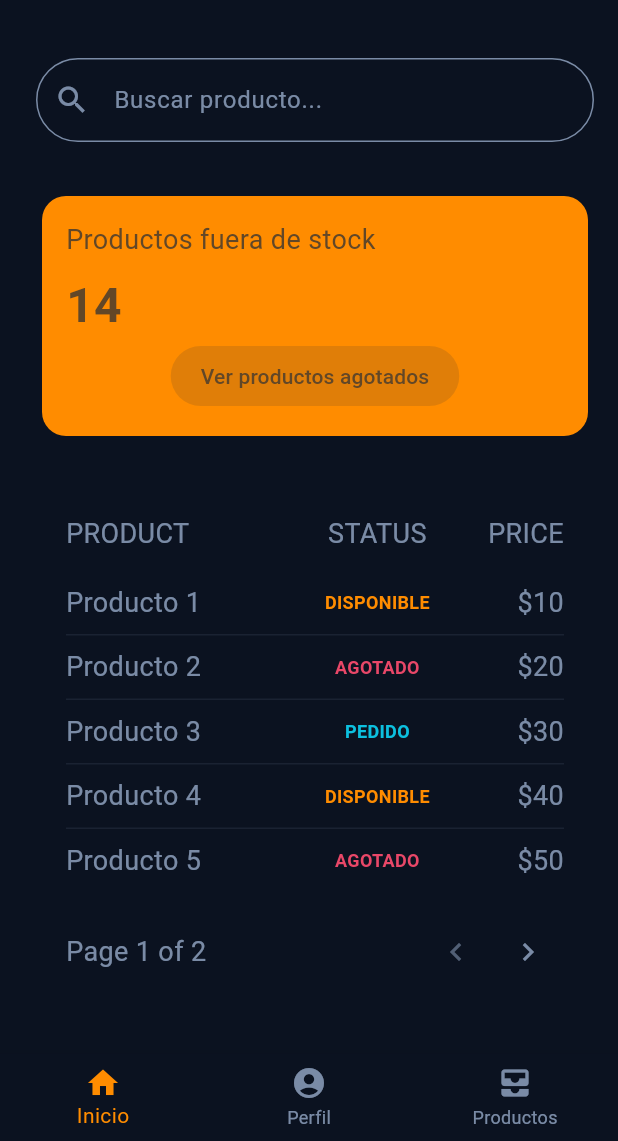
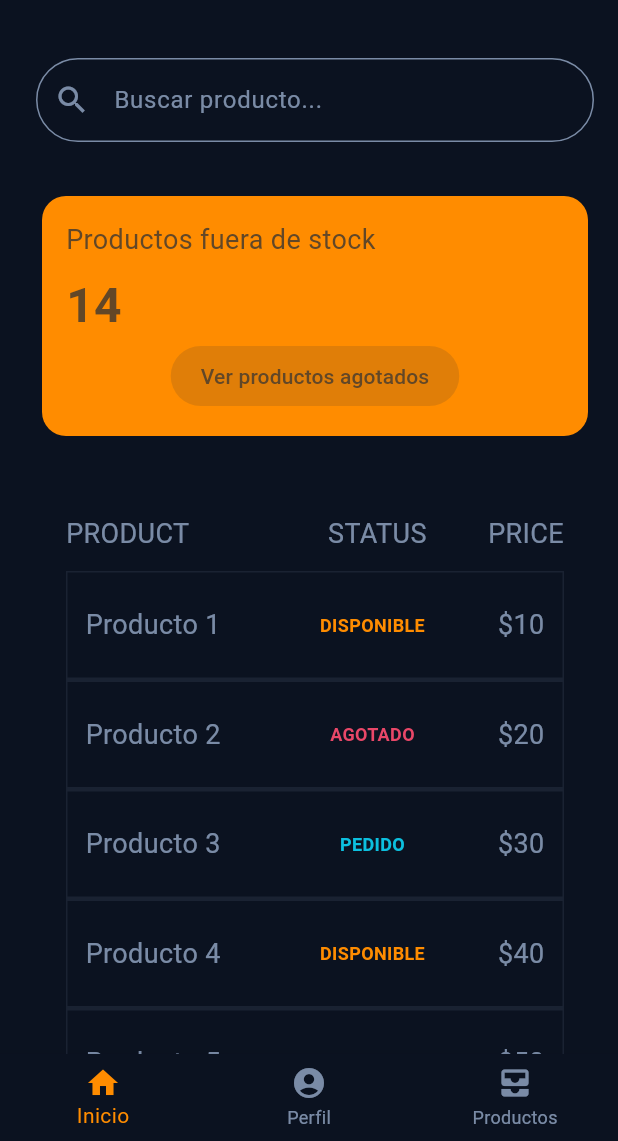
Before and after one commit to TAMOM-dev/coma, a Flutter app: the screen it shows after launch, scrolled down 150 dp, on a phone screen of 412 x 824 dp, the part 95-1236 px from its top. Run offline on Flutter 3.47's test engine with Material 3 defaults, Android fonts, the phone set to English and light mode, and no system bars.

Commit message:
Product list UI View

```diff
--- a/lib/features/home/widgets/product_row.dart
+++ b/lib/features/home/widgets/product_row.dart
@@ -10,8 +10,15 @@ class ProductRow extends StatelessWidget {
   Widget build(BuildContext context) {
 
     final theme = Theme.of(context);
-    return Padding(
-      padding: const EdgeInsets.symmetric(vertical: 8.0),
+    return Container(
+      padding: const EdgeInsets.symmetric(horizontal: 12, vertical: 22),
+      width: double.infinity,
+      //* Item Border
+      decoration: BoxDecoration(
+        border: Border.all(
+          color: theme.colorScheme.onSurface.withValues(alpha: 0.08),
+        ),
+      ),
       child: Row(
         children: [
           //* Product Name
```
